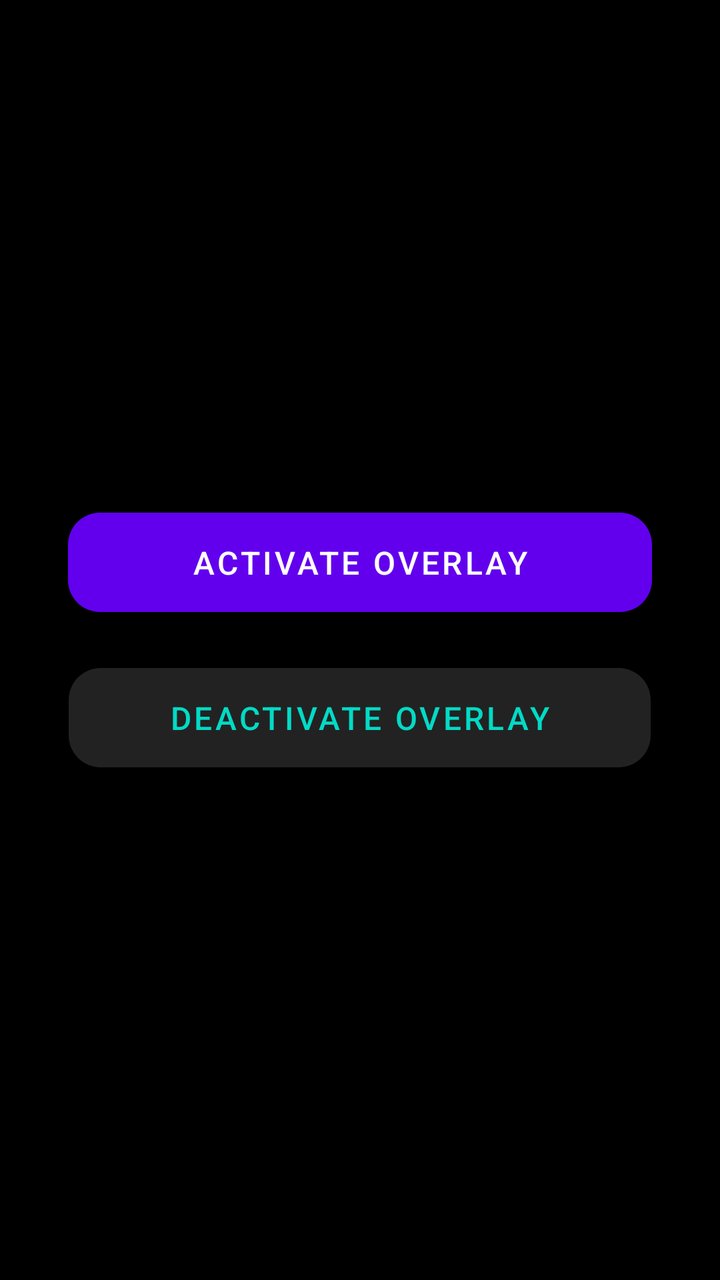
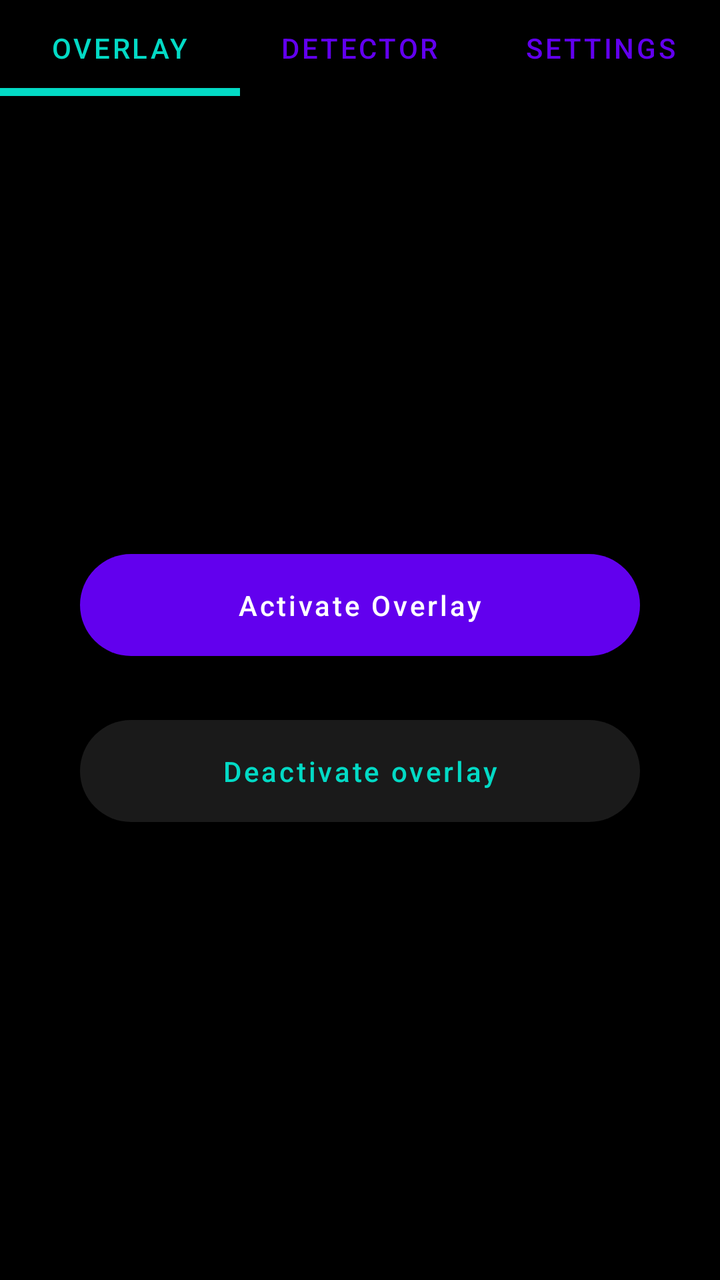

Two renders of the same Android screen: before a commit and after it. Below are the layout's source before the change and the commit's diff.
<!-- AndroidManifest.xml: application theme Theme.Test103 -->
<!-- res/layout/activity_main.xml -->
<?xml version="1.0" encoding="utf-8"?>
<LinearLayout xmlns:android="http://schemas.android.com/apk/res/android"
    xmlns:app="http://schemas.android.com/apk/res-auto"
    android:layout_width="match_parent"
    android:layout_height="match_parent"
    android:gravity="center"
    android:orientation="vertical"
    android:padding="24dp"
    android:background="#000000">

    <com.google.android.material.button.MaterialButton
        android:id="@+id/btnStart"
        android:layout_width="292dp"
        android:layout_height="wrap_content"
        android:padding="14dp"
        android:text="Activate Overlay"
        android:textColor="#FFFFFF"
        android:textSize="16sp"
        app:backgroundTint="#6200EE"
        app:cornerRadius="16dp" />

    <com.google.android.material.button.MaterialButton
        android:id="@+id/btnStop"
        android:layout_width="291dp"
        android:layout_height="wrap_content"
        android:layout_marginTop="16dp"
        android:padding="14dp"
        android:text="Deactivate Overlay"
        android:textColor="#03DAC5"
        android:textSize="16sp"
        app:backgroundTint="#222222"
        app:cornerRadius="16dp" />

</LinearLayout>
<!-- resources referenced by this layout -->
<resources>
  <style name="Theme.Test103" parent="Theme.MaterialComponents.DayNight.NoActionBar">
  
          
          <item name="colorPrimary">#FF9800</item>
          <item name="colorOnPrimary">#000000</item>
  
          
          <item name="colorSecondary">#FF9800</item>
          <item name="colorOnSecondary">#000000</item>
  
          
          <item name="colorSurface">#121212</item>
          <item name="colorOnSurface">#000000</item>
  
          
          <item name="android:windowBackground">#000000</item>
  
          
          <item name="android:statusBarColor">#000000</item>
  
          
          <item name="windowNoTitle">true</item>
          <item name="windowActionBar">false</item>
  
      </style>
</resources>

<!-- the commit's change to res/layout/activity_main.xml (unified diff, before → after) -->
@@ -3,32 +3,128 @@
     xmlns:app="http://schemas.android.com/apk/res-auto"
     android:layout_width="match_parent"
     android:layout_height="match_parent"
-    android:gravity="center"
     android:orientation="vertical"
-    android:padding="24dp"
-    android:background="#000000">
+    android:background="#000000"
+    android:fitsSystemWindows="true">
 
-    <com.google.android.material.button.MaterialButton
-        android:id="@+id/btnStart"
-        android:layout_width="292dp"
+    <com.google.android.material.tabs.TabLayout
+        android:id="@+id/tabLayout"
+        android:layout_width="match_parent"
         android:layout_height="wrap_content"
-        android:padding="14dp"
-        android:text="Activate Overlay"
-        android:textColor="#FFFFFF"
-        android:textSize="16sp"
-        app:backgroundTint="#6200EE"
-        app:cornerRadius="16dp" />
+        android:background="#000000"
+        app:tabIndicatorColor="#03DAC5"
+        app:tabSelectedTextColor="#03DAC5"
+        app:tabTextColor="#6200EE"
+        app:tabMode="fixed"
+        app:tabGravity="fill"
+        app:tabIndicatorHeight="4dp">
 
-    <com.google.android.material.button.MaterialButton
-        android:id="@+id/btnStop"
-        android:layout_width="291dp"
-        android:layout_height="wrap_content"
-        android:layout_marginTop="16dp"
-        android:padding="14dp"
-        android:text="Deactivate Overlay"
-        android:textColor="#03DAC5"
-        android:textSize="16sp"
-        app:backgroundTint="#222222"
-        app:cornerRadius="16dp" />
+        <com.google.android.material.tabs.TabItem android:text="Overlay" />
+        <com.google.android.material.tabs.TabItem android:text="Detector" />
+        <com.google.android.material.tabs.TabItem android:text="Settings" />
+    </com.google.android.material.tabs.TabLayout>
 
+    <FrameLayout
+        android:layout_width="match_parent"
+        android:layout_height="match_parent"
+        android:padding="24dp">
+
+        <LinearLayout
+            android:id="@+id/viewOverlay"
+            android:layout_width="match_parent"
+            android:layout_height="match_parent"
+            android:gravity="center"
+            android:orientation="vertical"
+            android:visibility="visible">
+
+            <com.google.android.material.button.MaterialButton
+                android:id="@+id/btnStart"
+                android:layout_width="280dp"
+                android:layout_height="wrap_content"
+                android:padding="16dp"
+                android:text="Activate Overlay"
+                android:textAllCaps="false"
+                android:textColor="@color/white"
+                app:backgroundTint="#6200EE"
+                app:cornerRadius="30dp"
+                app:elevation="12dp" />
+
+            <com.google.android.material.button.MaterialButton
+                android:id="@+id/btnStop"
+                style="@style/Widget.MaterialComponents.Button.TextButton"
+                android:layout_width="280dp"
+                android:layout_height="wrap_content"
+                android:layout_marginTop="20dp"
+                android:padding="16dp"
+                android:text="Deactivate overlay"
+                android:textAllCaps="false"
+                android:textColor="#03DAC5"
+                app:backgroundTint="#1A1A1A"
+                app:cornerRadius="30dp"
+                app:strokeWidth="0dp" />
+        </LinearLayout>
+
+        <LinearLayout
+            android:id="@+id/viewDetector"
+            android:layout_width="match_parent"
+            android:layout_height="match_parent"
+            android:gravity="center"
+            android:visibility="gone">
+            <TextView
+                android:layout_width="wrap_content"
+                android:layout_height="wrap_content"
+                android:text="detector logs"
+                android:textAllCaps="false"
+                android:textColor="#6200EE"
+                android:textStyle="bold"
+                android:textSize="18sp" />
+        </LinearLayout>
+
+        <LinearLayout
+            android:id="@+id/viewSettings"
+            android:layout_width="match_parent"
+            android:layout_height="match_parent"
+            android:orientation="vertical"
+            android:paddingTop="10dp"
+            android:visibility="gone">
+
+            <com.google.android.material.card.MaterialCardView
+                android:layout_width="match_parent"
+                android:layout_height="wrap_content"
+                android:layout_margin="8dp"
+                app:cardBackgroundColor="#1A1A1A"
+                app:cardCornerRadius="40dp"
+                app:cardElevation="15dp"
+                app:strokeWidth="0dp">
+
+                <LinearLayout
+                    android:layout_width="match_parent"
+                    android:layout_height="wrap_content"
+                    android:gravity="center_vertical"
+                    android:orientation="horizontal"
+                    android:paddingStart="30dp"
+                    android:paddingEnd="20dp"
+                    android:paddingTop="12dp"
+                    android:paddingBottom="12dp">
+
+                    <TextView
+                        android:layout_width="0dp"
+                        android:layout_height="wrap_content"
+                        android:layout_weight="1"
+                        android:text="Crop Tool"
+                        android:textAllCaps="false"
+                        android:textColor="@color/white"
+                        android:textSize="16sp"
+                        />
+
+                    <com.google.android.material.switchmaterial.SwitchMaterial
+                        android:id="@+id/crop_switch"
+                        android:layout_width="wrap_content"
+                        android:layout_height="wrap_content"
+                        app:thumbTint="@color/switch_teal_selector"
+                        app:trackTint="@color/switch_teal_track_selector" />
+                </LinearLayout>
+            </com.google.android.material.card.MaterialCardView>
+        </LinearLayout>
+    </FrameLayout>
 </LinearLayout>
<!-- resource entries referenced after the edit -->
@@ -1,5 +1,6 @@
 <!-- resources referenced by this layout -->
 <resources>
+  <color name="white">#FFFFFFFF</color>
   <style name="Theme.Test103" parent="Theme.MaterialComponents.DayNight.NoActionBar">
   
           
